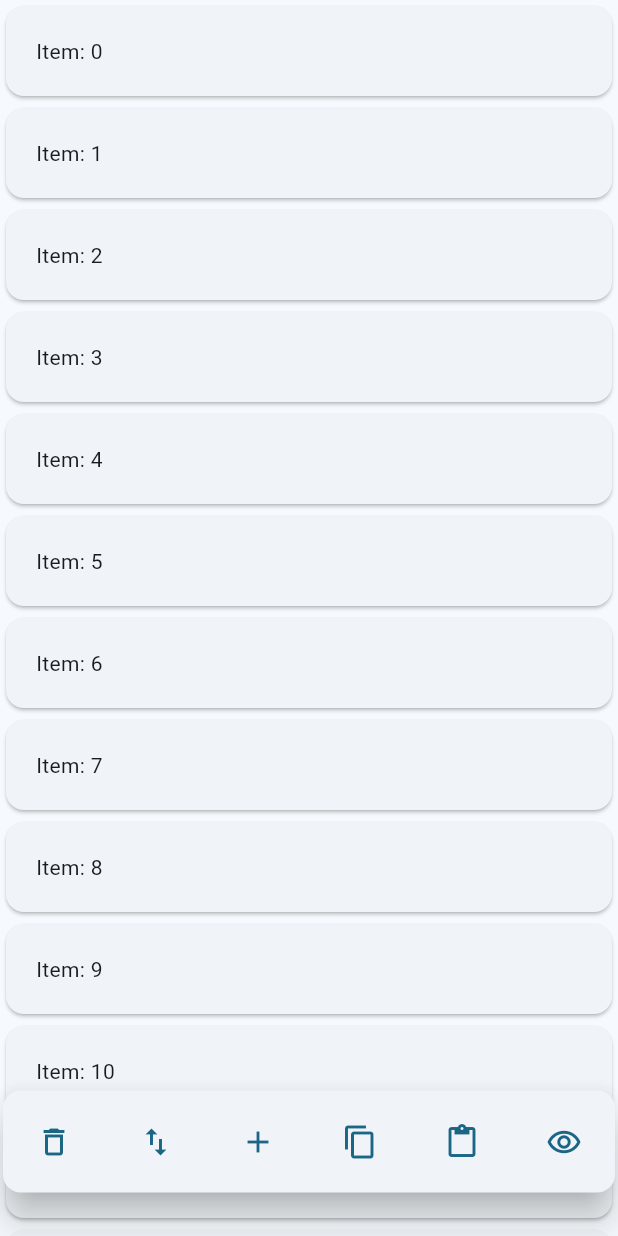
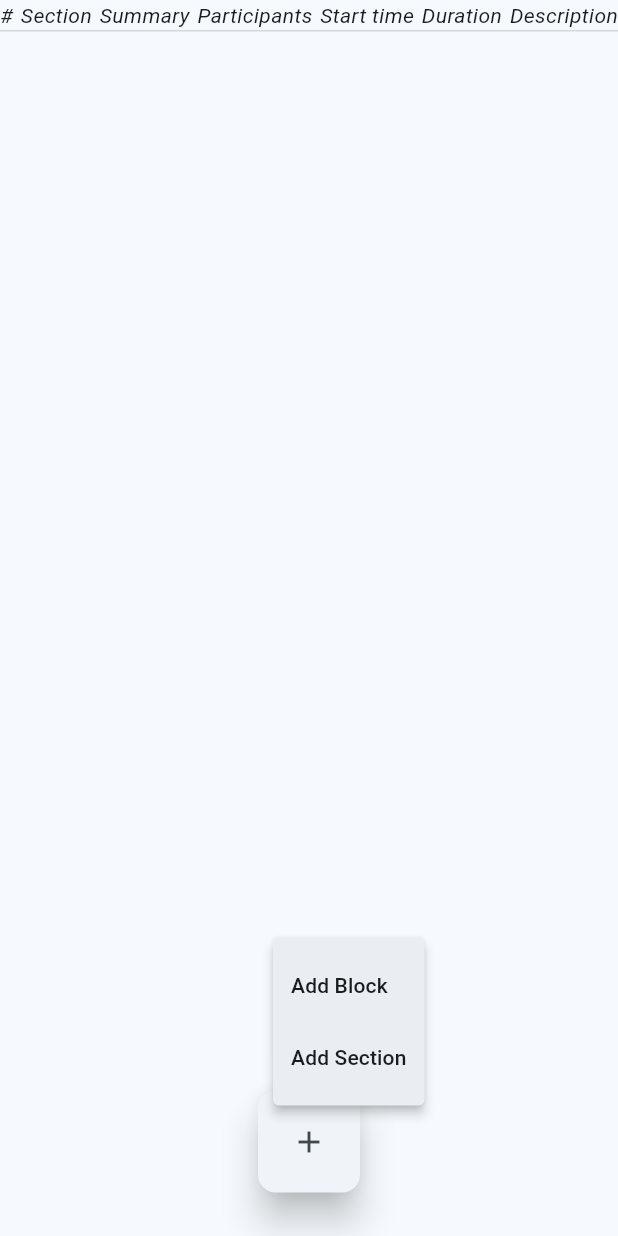
Before and after one commit to JoelLV/event-planner-web, a Flutter app: the screen it shows after launch, after a tap on the "add" icon, on a phone screen of 412 x 824 dp. Run offline on Flutter 3.47's test engine with Material 3 defaults, Android fonts, the phone set to English and light mode, and no system bars.

Commit message:
Work in progress to add section block functionality

```diff
--- /dev/null
+++ b/lib/data/models/event_block.dart
@@ -0,0 +1,13 @@
+import 'package:event_planner_frontend/data/models/event_section.dart';
+
+class EventBlock {
+  EventBlock({
+    required this.startTime,
+    required this.title,
+    this.eventSections = const [],
+  });
+
+  DateTime startTime;
+  String title;
+  List<EventSection> eventSections;
+}
--- /dev/null
+++ b/lib/data/models/event_section.dart
@@ -0,0 +1,3 @@
+class EventSection {
+  const EventSection();
+}
--- a/lib/ui/ro_editor/view_models/ro_editor_view_model.dart
+++ b/lib/ui/ro_editor/view_models/ro_editor_view_model.dart
@@ -1,5 +1,39 @@
+import 'package:event_planner_frontend/data/models/event_block.dart';
 import 'package:flutter/material.dart';
 
+/// Specifies the view types that the RoEditor can be in.
+/// [view] presents the editor in a read-only view.
+/// [edit] allows the user to edit the fields of the running-order.
+/// Specific fields can only be edited depending on the [EditMode]
+/// that the editor is in.
+enum ViewType { view, edit }
+
+/// Specifies the modes that the RoEditor can be in.
+/// [add] is for adding event blocks and sections.
+/// [delete] is for deleting event blocks and sections.
+/// [sort] is for sorting event blocks and sections.
+/// [paste] is for pasting event blocks or sections in the clipboard.
+/// [base] is for presenting the default view when the [ViewType] is [ViewType.edit].
+enum EditMode { add, delete, sort, paste, base }
+
+/// View model consumed by the RoEditor [RoEditorToolbar] and
+/// [RoEditorTable].
 class RoEditorViewModel extends ChangeNotifier {
   RoEditorViewModel();
+
+  EditMode get editMode => _editMode;
+  EditMode _editMode = .base;
+
+  List<EventBlock> get eventBlocks => _eventBlocks;
+  List<EventBlock> _eventBlocks = [];
+
+  /// Changes the RoEditor edit mode to the given [newMode].
+  /// Does not do anything if the mode given is the current mode.
+  void changeEditMode(EditMode newMode) {
+    if (_editMode == newMode) {
+      return;
+    }
+    _editMode = newMode;
+    notifyListeners();
+  }
 }
--- a/lib/ui/ro_editor/widgets/ro_editor_table_widget.dart
+++ b/lib/ui/ro_editor/widgets/ro_editor_table_widget.dart
@@ -1,27 +1,100 @@
+import 'package:event_planner_frontend/data/models/event_block.dart';
+import 'package:event_planner_frontend/ui/ro_editor/view_models/ro_editor_view_model.dart';
 import 'package:flutter/material.dart';
 
 /// The RoEditorTable widget allows the user to see
 /// and edit the details of the running-order, such as
 /// its event blocks and event sections. It is
-/// controlled by the [ToolBar] widget.
+/// controlled by the [RoEditorToolBar] widget.
 class RoEditorTable extends StatelessWidget {
-  RoEditorTable({super.key});
+  const RoEditorTable({super.key, required this.editorViewModel});
 
-  final sampleData = List.generate(50, (index) => 'Item: $index');
+  final RoEditorViewModel editorViewModel;
+
+  Widget _buildTableHeader(BuildContext context) {
+    const headerTextStyle = TextStyle(fontStyle: FontStyle.italic);
+
+    return Container(
+      decoration: BoxDecoration(
+        border: Border(
+          bottom: BorderSide(
+            color: Theme.of(context).colorScheme.onSurface.withAlpha(40),
+          ),
+        ),
+      ),
+      child: Row(
+        mainAxisAlignment: .spaceBetween,
+        children: [
+          Text('#', style: headerTextStyle),
+          Text('Section', style: headerTextStyle),
+          Text('Summary', style: headerTextStyle),
+          Text('Participants', style: headerTextStyle),
+          Text('Start time', style: headerTextStyle),
+          Text('Duration', style: headerTextStyle),
+          Text('Description', style: headerTextStyle),
+        ],
+      ),
+    );
+  }
+
+  Widget _buildBlockWidget(EventBlock block) {
+    return Placeholder();
+  }
 
   @override
   Widget build(BuildContext context) {
-    return ListView.builder(
-      padding: EdgeInsets.only(
-        bottom: 100,
-      ), // Add space at the bottom for the toolbar.
-      itemCount: sampleData.length,
-      itemBuilder: (context, index) => Card(
-        child: Padding(
-          padding: const EdgeInsets.all(20),
-          child: Text(sampleData[index]),
-        ),
-      ),
-    );
+    return Column(children: [
+      _buildTableHeader(context),
+      for (var block in editorViewModel.eventBlocks)
+        _buildBlockWidget(block)
+      ]);
+    // return Table(
+    //   columnWidths: {0: FixedColumnWidth(40)},
+    //   children: [
+    //     TableRow(
+    //       decoration: BoxDecoration(
+    //         border: Border(
+    //           bottom: BorderSide(
+    //             color: Theme.of(
+    //               context,
+    //             ).colorScheme.onSurface.withValues(alpha: 0.2),
+    //           ),
+    //         ),
+    //       ),
+    //       children: [
+    //         Text('#', style: headerTextStyle),
+    //         Text('Section', style: headerTextStyle),
+    //         Text('Summary', style: headerTextStyle),
+    //         Text('Participants', style: headerTextStyle),
+    //         Text('Start time', style: headerTextStyle),
+    //         Text('Duration', style: headerTextStyle),
+    //         Text('Description', style: headerTextStyle),
+    //       ],
+    //     ),
+    //     TableRow(
+    //       children: [
+    //         IconButton(onPressed: () {}, icon: Icon(Icons.add)),
+    //         IconButton(onPressed: () {}, icon: Icon(Icons.add)),
+    //         IconButton(onPressed: () {}, icon: Icon(Icons.add)),
+    //         IconButton(onPressed: () {}, icon: Icon(Icons.add)),
+    //         IconButton(onPressed: () {}, icon: Icon(Icons.add)),
+    //         IconButton(onPressed: () {}, icon: Icon(Icons.add)),
+    //         IconButton(onPressed: () {}, icon: Icon(Icons.add)),
+    //       ]
+    //     ),
+    //     for (var block in editorViewModel.eventBlocks)
+    //       TableRow(
+    //         children: [
+    //           Placeholder(),
+    //           Placeholder(),
+    //           Placeholder(),
+    //           Placeholder(),
+    //           Placeholder(),
+    //           Placeholder(),
+    //           Placeholder(),
+    //         ]
+    //       )
+    //   ],
+    // );
   }
 }
--- /dev/null
+++ b/lib/ui/ro_editor/widgets/ro_editor_tool_bar_widget.dart
@@ -0,0 +1,119 @@
+import 'package:event_planner_frontend/ui/core/themes/themes.dart';
+import 'package:event_planner_frontend/ui/ro_editor/view_models/ro_editor_view_model.dart';
+import 'package:flutter/material.dart';
+
+/// Creates a RO Editor toolbar that can be used to interact with
+/// the [RoEditorTable].
+class RoEditorToolBar extends StatelessWidget {
+  const RoEditorToolBar({super.key, required this.editorViewModel});
+
+  final RoEditorViewModel editorViewModel;
+
+  // final List<_ToolbarButtonData> _iconButtonData = [
+  //   (
+  //     icon: Icons.delete_outline,
+  //     tooltip: 'Delete selected block/section',
+  //     action: () {},
+  //   ),
+  //   (
+  //     icon: Icons.swap_vert,
+  //     tooltip: 'Re-arrange blocks/sections',
+  //     action: () {},
+  //   ),
+  //   (icon: Icons.add, tooltip: 'Add block/section', action: () {}),
+  //   (icon: Icons.copy, tooltip: 'Copy block/section', action: () {}),
+  //   (icon: Icons.paste, tooltip: 'Paste block/section', action: () {}),
+  //   (
+  //     icon: Icons.remove_red_eye_outlined,
+  //     tooltip: 'Toggle view mode',
+  //     action: () {},
+  //   ),
+  // ];
+
+  /// Generates a list of Icon buttons for the toolbar.
+  List<Widget> _getToolbarButtons(BuildContext context) {
+    return [
+      Padding(
+        padding: const EdgeInsets.only(left: 10, right: 10),
+        child: _AddButton(editorViewModel: editorViewModel),
+      ),
+    ];
+  }
+
+  @override
+  Widget build(BuildContext context) {
+    return IntrinsicWidth(
+      child: Card(
+        elevation:
+            // Add elevation only on mobile view.
+            MediaQuery.sizeOf(context).width <= mobilePixelThreshold
+            ? 10
+            : null,
+        child: Padding(
+          padding: const EdgeInsets.only(top: 10, bottom: 10),
+          child: Row(
+            mainAxisAlignment: .center,
+            children: _getToolbarButtons(context),
+          ),
+        ),
+      ),
+    );
+  }
+}
+
+/// Implementation of the add button for adding
+/// event blocks/sections to the RoEditor.
+class _AddButton extends StatefulWidget {
+  const _AddButton({required this.editorViewModel});
+
+  final RoEditorViewModel editorViewModel;
+
+  @override
+  State<_AddButton> createState() => _AddButtonState();
+}
+
+class _AddButtonState extends State<_AddButton> {
+  final FocusNode _addButtonFocusNode = FocusNode(debugLabel: 'Add Button');
+
+  /// Cleanup focus node for child button.
+  @override
+  void dispose() {
+    _addButtonFocusNode.dispose();
+    super.dispose();
+  }
+
+  @override
+  Widget build(BuildContext context) {
+    return MenuAnchor(
+      childFocusNode: _addButtonFocusNode,
+      menuChildren: [
+        MenuItemButton(
+          onPressed: () {
+            widget.editorViewModel.changeEditMode(EditMode.add);
+          },
+          child: Text('Add Block'),
+        ),
+        MenuItemButton(
+          onPressed: () {
+            widget.editorViewModel.changeEditMode(EditMode.add);
+          },
+          child: Text('Add Section'),
+        ),
+      ],
+      builder: (context, controller, child) {
+        return IconButton(
+          tooltip: 'Add block/section',
+          focusNode: _addButtonFocusNode,
+          onPressed: () {
+            if (controller.isOpen) {
+              controller.close();
+            } else {
+              controller.open();
+            }
+          },
+          icon: Icon(Icons.add),
+        );
+      },
+    );
+  }
+}
--- a/lib/ui/ro_editor/widgets/ro_editor_widget.dart
+++ b/lib/ui/ro_editor/widgets/ro_editor_widget.dart
@@ -1,13 +1,14 @@
 import 'package:event_planner_frontend/ui/core/themes/themes.dart';
+import 'package:event_planner_frontend/ui/ro_editor/view_models/ro_editor_view_model.dart';
 import 'package:event_planner_frontend/ui/ro_editor/widgets/ro_editor_table_widget.dart';
-import 'package:event_planner_frontend/ui/ro_editor/widgets/tool_bar_widget.dart';
+import 'package:event_planner_frontend/ui/ro_editor/widgets/ro_editor_tool_bar_widget.dart';
 import 'package:flutter/material.dart';
 
 /// The RoEditor is a widget that allows the user to
 /// create and edit the running-order of an event.
 ///
 ///
-/// The RoEditor widget is made out of two parts: the [ToolBar] widget,
+/// The RoEditor widget is made out of two parts: the [RoEditorToolBar] widget,
 /// which controls several main actions of the editor, and the [RoEditorTable]
 /// widget, where most of the details of the running-order can be edited.
 class RoEditor extends StatelessWidget {
@@ -15,21 +16,25 @@ class RoEditor extends StatelessWidget {
 
   @override
   Widget build(BuildContext context) {
-    bool desktopView = MediaQuery.sizeOf(context).width > mobilePixelThreshold;
+    var desktopView = MediaQuery.sizeOf(context).width > mobilePixelThreshold;
+    var editorViewModel = RoEditorViewModel();
 
     if (desktopView) {
       return Column(
         children: [
-          ToolBar(),
-          Expanded(child: RoEditorTable()),
+          RoEditorToolBar(editorViewModel: editorViewModel),
+          Expanded(child: RoEditorTable(editorViewModel: editorViewModel)),
         ],
       );
     } else {
       return Stack(
         alignment: AlignmentGeometry.bottomCenter,
         children: [
-          RoEditorTable(),
-          Positioned(bottom: 25, child: ToolBar()),
+          RoEditorTable(editorViewModel: editorViewModel),
+          Positioned(
+            bottom: 25,
+            child: RoEditorToolBar(editorViewModel: editorViewModel),
+          ),
         ],
       );
     }
--- a/lib/ui/ro_editor/widgets/tool_bar_widget.dart
+++ /dev/null
@@ -1,88 +0,0 @@
-import 'package:event_planner_frontend/ui/core/themes/themes.dart';
-import 'package:flutter/material.dart';
-
-/// Creates a RO Editor toolbar that can be used to interact with
-/// the [RoEditorTable].
-class ToolBar extends StatelessWidget {
-  ToolBar({super.key});
-
-  final iconButtonData =
-      <({IconData icon, String tooltip, void Function() action})>[
-        (
-          icon: Icons.delete_outline,
-          tooltip: 'Delete selected block/section',
-          action: () {},
-        ),
-        (
-          icon: Icons.swap_vert,
-          tooltip: 'Re-arrange blocks/sections',
-          action: () {},
-        ),
-        (icon: Icons.add, tooltip: 'Add block/section', action: () {}),
-        (icon: Icons.copy, tooltip: 'Copy block/section', action: () {}),
-        (icon: Icons.paste, tooltip: 'Paste block/section', action: () {}),
-        (
-          icon: Icons.remove_red_eye_outlined,
-          tooltip: 'Toggle view mode',
-          action: () {},
-        ),
-      ];
-
-  /// Generates a list of Icon buttons for the toolbar.
-  List<Widget> _getToolbarButtons(BuildContext context) {
-    return [
-      for (var (:icon, :tooltip, :action) in iconButtonData)
-        Padding(
-          padding: const EdgeInsets.only(left: 10, right: 10),
-          // TODO: Implement actions for these buttons once they've been implemented.
-          child: _ToolbarButton(
-            icon: icon,
-            tooltip: tooltip,
-            onPressed: action,
-          ),
-        ),
-    ];
-  }
-
-  @override
-  Widget build(BuildContext context) {
-    return IntrinsicWidth(
-      child: Card(
-        elevation:
-            // Add elevation only on mobile view.
-            MediaQuery.sizeOf(context).width <= mobilePixelThreshold
-            ? 10
-            : null,
-        child: Padding(
-          padding: const EdgeInsets.only(top: 10, bottom: 10),
-          child: Row(
-            mainAxisAlignment: .center,
-            children: _getToolbarButtons(context),
-          ),
-        ),
-      ),
-    );
-  }
-}
-
-/// Helper widget class for the toolbar icon buttons.
-class _ToolbarButton extends StatelessWidget {
-  const _ToolbarButton({
-    required this.icon,
-    required this.tooltip,
-    required this.onPressed,
-  });
-
-  final IconData icon;
-  final String tooltip;
-  final void Function() onPressed;
-
-  @override
-  Widget build(BuildContext context) {
-    return IconButton(
-      onPressed: onPressed,
-      icon: Icon(icon, color: Theme.of(context).primaryColor),
-      tooltip: tooltip,
-    );
-  }
-}
```
Also changed, not shown: lib/data/model/placeholder.dart (deleted).
